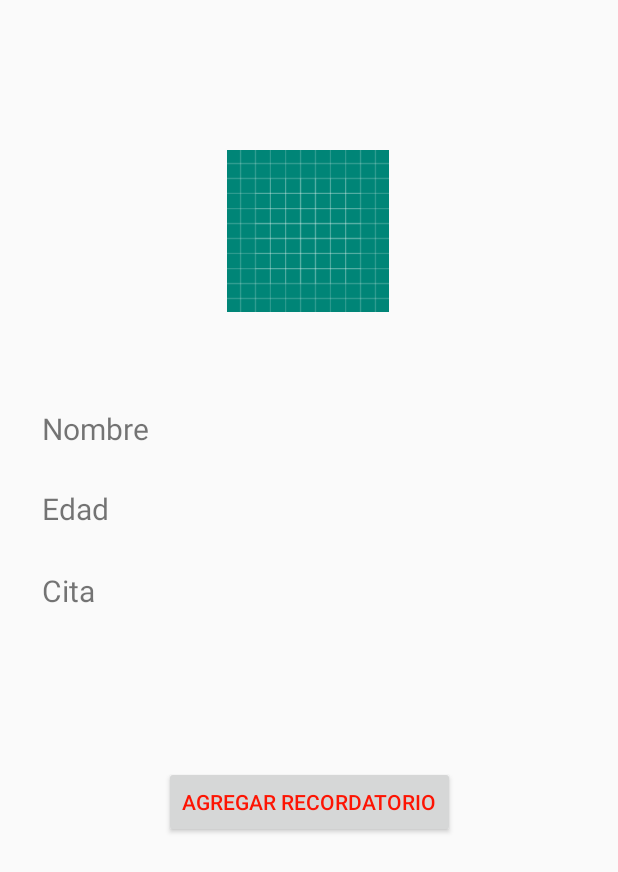
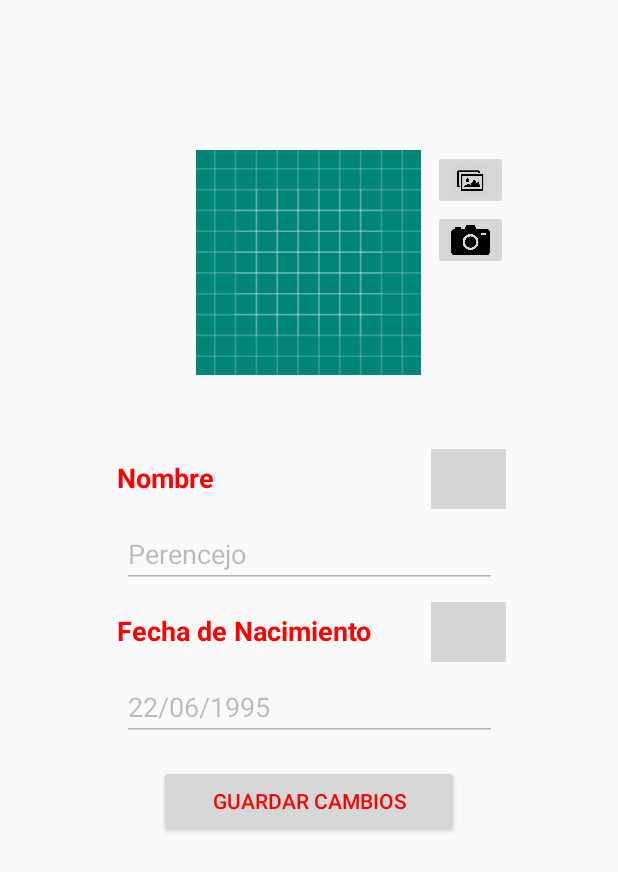
Before and after one commit to baruderama/WhiteDoc.o, an Android app: the PerfilPaciente screen opened directly, with no data from a screen before it, on a phone screen of 412 x 824 dp. Shown: the top 872 px of the screen. Run offline under Robolectric (Android 15) with nearby library versions, the phone set to English and light mode, and no system bars; grey boxes are pictures that could not be loaded.

Commit message:
Hecha pantalla perfil medico

```diff
--- a/Aplicacion/app/src/main/res/layout/activity_detalle_medico.xml
+++ b/Aplicacion/app/src/main/res/layout/activity_detalle_medico.xml
@@ -9,8 +9,8 @@
     <ScrollView
         android:layout_width="match_parent"
         android:layout_height="match_parent"
-        tools:layout_editor_absoluteX="-90dp"
-        tools:layout_editor_absoluteY="0dp">
+        tools:layout_editor_absoluteX="-53dp"
+        tools:layout_editor_absoluteY="29dp">
 
 
         <androidx.constraintlayout.widget.ConstraintLayout
@@ -37,6 +37,7 @@
                 android:layout_height="150dp"
                 android:layout_marginTop="60dp"
                 android:contentDescription="@string/imgDescripPerfilMedicoFoto"
+                android:scaleType="fitXY"
                 app:layout_constraintEnd_toEndOf="parent"
                 app:layout_constraintHorizontal_bias="0.498"
                 app:layout_constraintStart_toStartOf="parent"
--- a/Aplicacion/app/src/main/res/layout/activity_detalle_paciente.xml
+++ b/Aplicacion/app/src/main/res/layout/activity_detalle_paciente.xml
@@ -6,11 +6,25 @@
     android:layout_height="match_parent"
     tools:context=".PerfilPaciente">
 
+    <ScrollView
+        android:layout_width="match_parent"
+        android:layout_height="match_parent"
+        app:layout_constraintBottom_toBottomOf="parent"
+        app:layout_constraintEnd_toEndOf="parent"
+        app:layout_constraintStart_toStartOf="parent"
+        app:layout_constraintTop_toTopOf="parent">
+
+        <androidx.constraintlayout.widget.ConstraintLayout
+            android:layout_width="match_parent"
+            android:layout_height="wrap_content">
+
             <ImageView
-        android:id="@+id/imgViewDetPac"
-        android:layout_width="wrap_content"
-        android:layout_height="wrap_content"
+                android:id="@+id/img_perfilPacienteFoto"
+                android:layout_width="150dp"
+                android:layout_height="150dp"
                 android:layout_marginTop="100dp"
+                android:contentDescription="@string/imgDescripcionFotoPaciente"
+                android:scaleType="fitXY"
                 app:layout_constraintEnd_toEndOf="parent"
                 app:layout_constraintHorizontal_bias="0.498"
                 app:layout_constraintStart_toStartOf="parent"
@@ -18,72 +32,135 @@
                 app:srcCompat="@drawable/ic_launcher_background" />
 
             <TextView
-        android:id="@+id/textView12"
-        android:layout_width="wrap_content"
+                android:id="@+id/txt_perfilPacienteNombreTitle"
+                android:layout_width="200dp"
                 android:layout_height="wrap_content"
-        android:layout_marginStart="28dp"
-        android:layout_marginTop="64dp"
-        android:text="@string/txt_nombre"
-        android:textSize="20sp"
+                android:layout_marginTop="56dp"
+                android:text="@string/txtNombrePacienteTitle"
+                android:textAlignment="viewStart"
+                android:textColor="#FF0000"
+                android:textSize="18sp"
+                android:textStyle="bold"
+                app:layout_constraintEnd_toEndOf="parent"
+                app:layout_constraintHorizontal_bias="0.367"
                 app:layout_constraintStart_toStartOf="parent"
-        app:layout_constraintTop_toBottomOf="@+id/imgViewDetPac" />
+                app:layout_constraintTop_toBottomOf="@+id/img_perfilPacienteFoto" />
+
+            <ImageButton
+                android:id="@+id/img_perfilPacienteEditNombre"
+                android:layout_width="50dp"
+                android:layout_height="40dp"
+                android:layout_marginStart="9dp"
+                android:layout_marginBottom="7dp"
+                android:contentDescription="@string/imgDescripcionBtnEditar"
+                android:onClick="editarNombrePaciente"
+                android:scaleType="fitCenter"
+                app:layout_constraintBottom_toTopOf="@+id/txt_perfilPacienteNombre"
+                app:layout_constraintStart_toEndOf="@+id/txt_perfilPacienteNombreTitle"
+                app:srcCompat="@drawable/edit" />
+
+            <ImageButton
+                android:id="@+id/img_perfilPacienteEditFotoGaleria"
+                android:layout_width="50dp"
+                android:layout_height="40dp"
+                android:layout_marginStart="8dp"
+                android:contentDescription="@string/imgDescripcionBtnGaleria"
+                android:onClick="cambiarFotoPerfilGaleria"
+                android:scaleType="fitCenter"
+                app:layout_constraintStart_toEndOf="@+id/img_perfilPacienteFoto"
+                app:layout_constraintTop_toTopOf="@+id/img_perfilPacienteFoto"
+                app:srcCompat="@drawable/galeriaicon" />
+
+            <ImageButton
+                android:id="@+id/img_perfilPacienteEditFotoCamara"
+                android:layout_width="50dp"
+                android:layout_height="40dp"
+                android:layout_marginStart="8dp"
+                android:contentDescription="@string/imgDescripcionBtnCamara"
+                android:onClick="cambiarFotoPerfilCamara"
+                android:scaleType="fitCenter"
+                app:layout_constraintStart_toEndOf="@+id/img_perfilPacienteFoto"
+                app:layout_constraintTop_toBottomOf="@+id/img_perfilPacienteEditFotoGaleria"
+                app:srcCompat="@drawable/cameraicon" />
+
+            <ImageButton
+                android:id="@+id/img_perfilPacienteEditFechNac"
+                android:layout_width="50dp"
+                android:layout_height="40dp"
+                android:layout_marginStart="9dp"
+                android:layout_marginBottom="7dp"
+                android:contentDescription="@string/imgDescripcionBtnEditar"
+                android:onClick="editarFechaNacPaciente"
+                android:scaleType="fitCenter"
+                app:layout_constraintBottom_toTopOf="@+id/txt_perfilPacienteFechNac"
+                app:layout_constraintStart_toEndOf="@+id/txt_perfilPacienteFechNacTitle"
+                app:srcCompat="@drawable/edit" />
+
+            <EditText
+                android:id="@+id/txt_perfilPacienteNombre"
+                android:layout_width="250dp"
+                android:layout_height="wrap_content"
+                android:layout_marginTop="16dp"
+                android:ems="10"
+                android:autofillHints="@string/txtNombrePacienteHint"
+                android:hint="@string/txtNombrePacienteHint"
+                android:inputType="textPersonName"
+                app:layout_constraintEnd_toEndOf="parent"
+                app:layout_constraintStart_toStartOf="parent"
+                app:layout_constraintTop_toBottomOf="@+id/txt_perfilPacienteNombreTitle" />
+
+            <EditText
+                android:id="@+id/txt_perfilPacienteFechNac"
+                android:layout_width="250dp"
+                android:layout_height="wrap_content"
+                android:layout_marginTop="16dp"
+                android:ems="10"
+                android:hint="@string/txtFechaNacPacienteHint"
+                android:autofillHints="@string/txtFechaNacPacienteHint"
+                android:inputType="textPersonName"
+                app:layout_constraintEnd_toEndOf="parent"
+                app:layout_constraintStart_toStartOf="parent"
+                app:layout_constraintTop_toBottomOf="@+id/txt_perfilPacienteFechNacTitle" />
 
             <TextView
-        android:id="@+id/textView13"
-        android:layout_width="wrap_content"
+                android:id="@+id/txt_perfilPacienteFechNacTitle"
+                android:layout_width="200dp"
                 android:layout_height="wrap_content"
+                android:layout_marginTop="16dp"
+                android:text="@string/txtFechaNacPacienteTitle"
+                android:textColor="#FF0000"
+                android:textSize="18sp"
+                android:textStyle="bold"
                 app:layout_constraintEnd_toEndOf="parent"
+                app:layout_constraintHorizontal_bias="0.367"
                 app:layout_constraintStart_toStartOf="parent"
-        app:layout_constraintTop_toTopOf="@+id/textView12" />
-
-    <TextView
-        android:id="@+id/textView14"
-        android:layout_width="0dp"
+                app:layout_constraintTop_toBottomOf="@+id/txt_perfilPacienteNombre" />
+<!--
+            <Button
+                android:id="@+id/btn_perfilPacienteAgregarRecordatorio"
+                android:layout_width="200dp"
                 android:layout_height="wrap_content"
-        android:layout_marginTop="26dp"
-        android:text="@string/txt_edad"
-        android:textSize="20sp"
-        app:layout_constraintEnd_toEndOf="@+id/textView12"
-        app:layout_constraintStart_toStartOf="@+id/textView12"
-        app:layout_constraintTop_toBottomOf="@+id/textView12" />
-
-    <TextView
-        android:id="@+id/textView15"
-        android:layout_width="wrap_content"
-        android:layout_height="wrap_content"
-        app:layout_constraintEnd_toEndOf="parent"
-        app:layout_constraintStart_toStartOf="parent"
-        app:layout_constraintTop_toTopOf="@+id/textView14" />
-
-    <TextView
-        android:id="@+id/textView19"
-        android:layout_width="0dp"
-        android:layout_height="wrap_content"
-        android:layout_marginTop="27dp"
-        android:text="@string/txt_cita"
-        android:textSize="20sp"
-        app:layout_constraintEnd_toEndOf="@+id/textView14"
-        app:layout_constraintStart_toStartOf="@+id/textView14"
-        app:layout_constraintTop_toBottomOf="@+id/textView14" />
-
-    <TextView
-        android:id="@+id/textView20"
-        android:layout_width="wrap_content"
-        android:layout_height="wrap_content"
-        app:layout_constraintEnd_toEndOf="parent"
-        app:layout_constraintStart_toStartOf="parent"
-        app:layout_constraintTop_toTopOf="@+id/textView19" />
-
-    <Button
-        android:id="@+id/button13"
-        android:layout_width="wrap_content"
-        android:layout_height="wrap_content"
+                android:layout_marginTop="30dp"
                 android:onClick="agregarRecordatorio"
                 android:text="Agregar recordatorio"
                 android:textColor="@color/colorTitles"
                 app:layout_constraintBottom_toBottomOf="parent"
                 app:layout_constraintEnd_toEndOf="parent"
                 app:layout_constraintStart_toStartOf="parent"
-        app:layout_constraintTop_toBottomOf="@+id/textView20"
-        app:layout_constraintVertical_bias="0.296" />
+                app:layout_constraintTop_toBottomOf="@+id/btn_perfilPacienteGuardar" />
+-->
+            <Button
+                android:id="@+id/btn_perfilPacienteGuardar"
+                android:layout_width="200dp"
+                android:layout_height="wrap_content"
+                android:layout_marginTop="16dp"
+                android:onClick="guardarPerfilPaciente"
+                android:text="@string/btnGuardarCambiosPaciente"
+                android:textColor="#FD0000"
+                app:layout_constraintEnd_toEndOf="parent"
+                app:layout_constraintStart_toStartOf="parent"
+                app:layout_constraintTop_toBottomOf="@+id/txt_perfilPacienteFechNac" />
         </androidx.constraintlayout.widget.ConstraintLayout>
+    </ScrollView>
+
+</androidx.constraintlayout.widget.ConstraintLayout>
--- a/Aplicacion/app/src/main/res/values/strings.xml
+++ b/Aplicacion/app/src/main/res/values/strings.xml
@@ -49,6 +49,17 @@
     <string name="btnPerfilMedicoEspecialidadEdit">Boton que se encarga de habilitar edicion de la especialidad del medico</string>
     <string name="btnPerfilMedicoConsultorioEdit">Boton que se encarga de habilitar edicion del consultorio del medico</string>
     <string name="btnPerfilMedicoFecNacEdit">Boton que se encarga de habilitar edicion de la fecha de nacimiento del medico</string>
+
+    <string name="txtNombrePacienteTitle">Nombre</string>
+    <string name="txtFechaNacPacienteTitle">Fecha de Nacimiento</string>
+    <string name="imgDescripcionFotoPaciente">Esta es la foto de perfil del paciente</string>
+    <string name="imgDescripcionBtnGaleria">Galeria para seleccionar foto de perfil</string>
+    <string name="imgDescripcionBtnEditar">Boton para activar el modificar campo de texto</string>
+    <string name="imgDescripcionBtnCamara">Camara para tomar foto de perfil</string>
+    <string name="txtNombrePacienteHint">Nombre del paciente</string>
+    <string name="txtFechaNacPacienteHint">Fecha de Nacimiento</string>
+    <string name="btnGuardarCambiosPaciente">Guardar Cambios</string>
+
     <string-array name="spinner_registro">
         <item>Paciente</item>
         <item>Médico</item>
```
Also changed, not shown: Aplicacion/app/src/main/java/e/asus/whitedoc/PerfilMedico.java (+11 -4 lines), Aplicacion/app/src/main/java/e/asus/whitedoc/PerfilPaciente.java (+166 -2 lines). Lines whose indentation alone changed are shown as unchanged.
